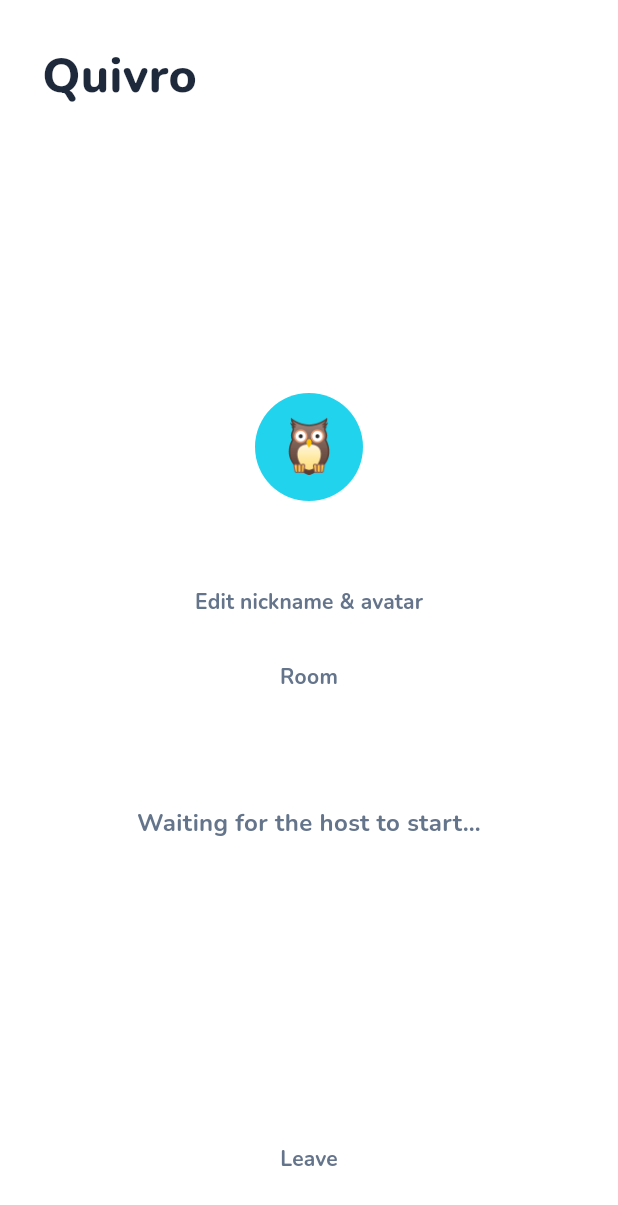
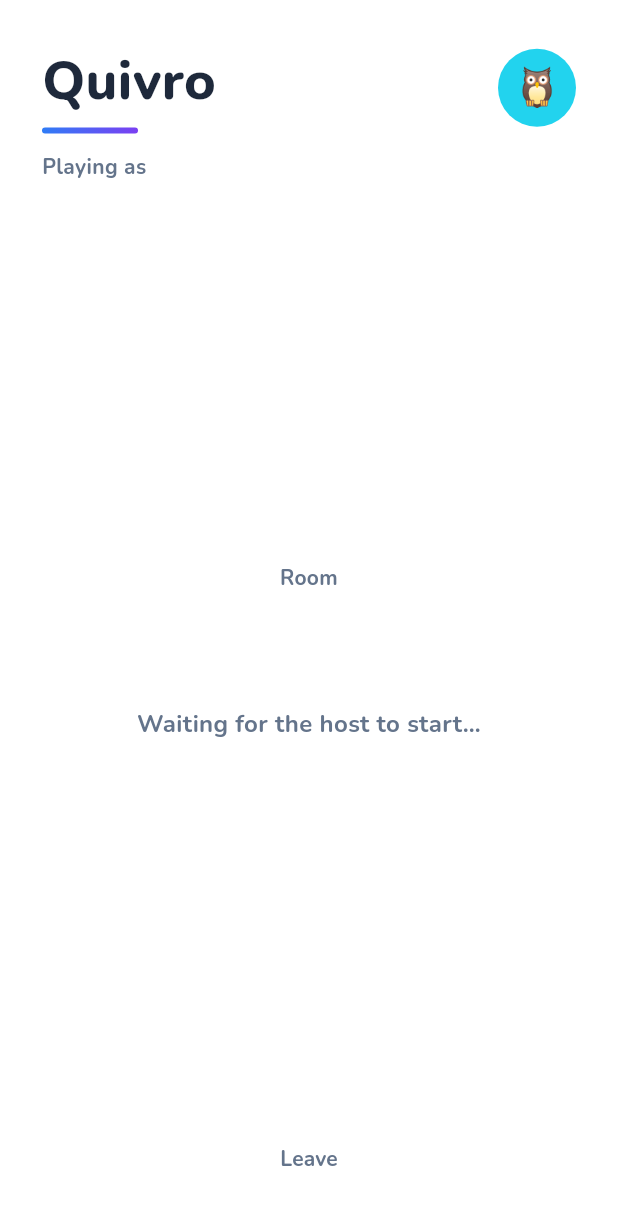
Before and after one commit to vedad-keskin/Quivro, a Flutter app: the _LobbyView screen opened directly with empty values, on a phone screen of 412 x 824 dp. Shown: the top 1205 px of the screen. Run offline on Flutter 3.47's test engine with Material 3 defaults, Android fonts, the light colour scheme and no system bars; our stand-ins replace audioplayers, firebase_core, firebase_database, go_router, google_fonts, shared_preferences; accounts and stored records are empty.

Commit message:
updated room

```diff
--- a/quivro_mobile/lib/screens/room_page.dart
+++ b/quivro_mobile/lib/screens/room_page.dart
@@ -372,43 +372,53 @@ class _LobbyView extends StatelessWidget {
         child: Padding(
           padding: const EdgeInsets.all(28),
           child: Column(
+            crossAxisAlignment: CrossAxisAlignment.stretch,
             children: [
-              Align(
-                alignment: Alignment.centerLeft,
-                child: Text(
+              Row(
+                children: [
+                  Expanded(
+                    child: Column(
+                      crossAxisAlignment: CrossAxisAlignment.start,
+                      children: [
+                        Text(
                           'Quivro',
                           style: GoogleFonts.nunito(
-                    fontSize: 32,
+                            fontSize: 36,
                             fontWeight: FontWeight.w800,
                           ),
                         ),
+                        Container(
+                          margin: const EdgeInsets.only(top: 6),
+                          height: 4,
+                          width: 64,
+                          decoration: BoxDecoration(
+                            gradient: const LinearGradient(
+                              colors: [QuivroColors.blue, QuivroColors.purple],
                             ),
-              const Spacer(),
+                            borderRadius: BorderRadius.circular(99),
+                          ),
+                        ),
+                      ],
+                    ),
+                  ),
                   GestureDetector(
                     onTap: onEditProfile,
-                child: AvatarBadge(index: profile.avatar, size: 72),
+                    child: AvatarBadge(index: profile.avatar, size: 52),
+                  ),
+                ],
               ),
               const SizedBox(height: 12),
               Text(
-                profile.nickname,
-                style: GoogleFonts.nunito(
-                  fontSize: 22,
-                  fontWeight: FontWeight.w800,
-                ),
-              ),
-              TextButton(
-                onPressed: onEditProfile,
-                child: Text(
-                  'Edit nickname & avatar',
+                'Playing as ${profile.nickname}',
                 style: GoogleFonts.nunito(
                   fontWeight: FontWeight.w700,
                   color: QuivroColors.muted,
                 ),
               ),
-              ),
-              const SizedBox(height: 16),
+              const Spacer(),
               Text(
                 'Room',
+                textAlign: TextAlign.center,
                 style: GoogleFonts.nunito(
                   fontWeight: FontWeight.w700,
                   color: QuivroColors.muted,
@@ -416,6 +426,7 @@ class _LobbyView extends StatelessWidget {
               ),
               Text(
                 code,
+                textAlign: TextAlign.center,
                 style: GoogleFonts.nunito(
                   fontSize: 42,
                   fontWeight: FontWeight.w800,
@@ -901,20 +912,6 @@ class _FinishedView extends StatelessWidget {
                   ),
                 ],
               ),
-              Align(
-                alignment: Alignment.centerRight,
-                child: TextButton(
-                  onPressed: onEditProfile,
-                  child: Text(
-                    'Edit nickname & avatar',
-                    style: GoogleFonts.nunito(
-                      fontWeight: FontWeight.w700,
-                      color: QuivroColors.muted,
-                      fontSize: 13,
-                    ),
-                  ),
-                ),
-              ),
               if (room.lastWinners.length == 1) ...[
                 const SizedBox(height: 4),
                 Row(
```
Lines whose indentation alone changed are shown as unchanged.
